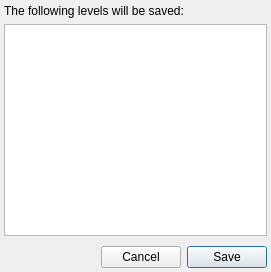
lukegrahamSydney/TilesEditor, file SaveOverworldDialog.ui: the form before one commit.
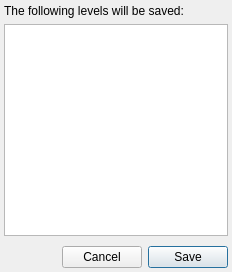
The form after the commit.

Patch:
```diff
--- a/SaveOverworldDialog.ui
+++ b/SaveOverworldDialog.ui
@@ -6,7 +6,7 @@
    <rect>
     <x>0</x>
     <y>0</y>
-    <width>271</width>
+    <width>232</width>
     <height>272</height>
    </rect>
   </property>
@@ -43,19 +43,38 @@
       </property>
       <item>
        <widget class="QLabel" name="label">
+        <property name="sizePolicy">
+         <sizepolicy hsizetype="Preferred" vsizetype="Fixed">
+          <horstretch>0</horstretch>
+          <verstretch>0</verstretch>
+         </sizepolicy>
+        </property>
         <property name="text">
          <string>The following levels will be saved:</string>
         </property>
        </widget>
       </item>
       <item>
-       <widget class="QListWidget" name="levelsList"/>
+       <widget class="QListWidget" name="levelsList">
+        <property name="sizePolicy">
+         <sizepolicy hsizetype="Preferred" vsizetype="Preferred">
+          <horstretch>0</horstretch>
+          <verstretch>0</verstretch>
+         </sizepolicy>
+        </property>
+       </widget>
       </item>
      </layout>
     </widget>
    </item>
    <item>
     <widget class="QWidget" name="widget_2" native="true">
+     <property name="sizePolicy">
+      <sizepolicy hsizetype="Preferred" vsizetype="Fixed">
+       <horstretch>0</horstretch>
+       <verstretch>0</verstretch>
+      </sizepolicy>
+     </property>
      <layout class="QHBoxLayout" name="horizontalLayout">
       <property name="leftMargin">
        <number>2</number>
```
